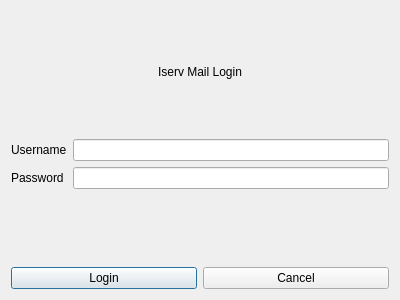
Albazos/Kuchen, file develop/ui/UILoginDialog.ui: the form before one commit.
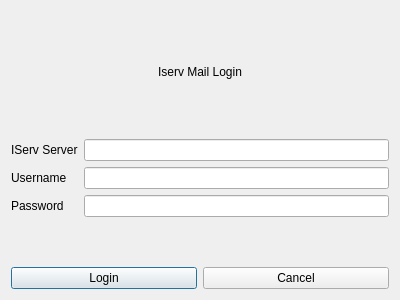
The form after the commit.

What changed in the file:
```diff
--- a/develop/ui/UILoginDialog.ui
+++ b/develop/ui/UILoginDialog.ui
@@ -29,23 +29,33 @@
      <item>
       <layout class="QFormLayout" name="formLayout">
        <item row="0" column="0">
+        <widget class="QLabel" name="labServer">
+         <property name="text">
+          <string>IServ Server</string>
+         </property>
+        </widget>
+       </item>
+       <item row="0" column="1">
+        <widget class="QLineEdit" name="ledServer"/>
+       </item>
+       <item row="1" column="0">
         <widget class="QLabel" name="labMail">
          <property name="text">
           <string>Username</string>
          </property>
         </widget>
        </item>
-       <item row="1" column="0">
+       <item row="1" column="1">
+        <widget class="QLineEdit" name="ledUser"/>
+       </item>
+       <item row="2" column="0">
         <widget class="QLabel" name="labPsw">
          <property name="text">
           <string>Password</string>
          </property>
         </widget>
        </item>
-       <item row="0" column="1">
-        <widget class="QLineEdit" name="ledUser"/>
-       </item>
-       <item row="1" column="1">
+       <item row="2" column="1">
         <widget class="QLineEdit" name="ledPsw">
          <property name="echoMode">
           <enum>QLineEdit::EchoMode::Password</enum>
```
